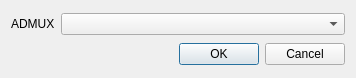
Qt form utilities/templates/dio_adcConfig.ui (csparkresearch/KuttyPy-GUI) before a commit.
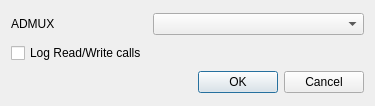
The same form after that commit.

```diff
--- a/utilities/templates/dio_adcConfig.ui
+++ b/utilities/templates/dio_adcConfig.ui
@@ -6,8 +6,8 @@
    <rect>
     <x>0</x>
     <y>0</y>
-    <width>356</width>
-    <height>78</height>
+    <width>375</width>
+    <height>106</height>
    </rect>
   </property>
   <property name="windowTitle">
@@ -30,7 +30,7 @@
    <item row="0" column="1">
     <widget class="QComboBox" name="options"/>
    </item>
-   <item row="1" column="0" colspan="2">
+   <item row="3" column="0" colspan="2">
     <widget class="QDialogButtonBox" name="buttonBox">
      <property name="orientation">
       <enum>Qt::Horizontal</enum>
@@ -40,6 +40,13 @@
      </property>
     </widget>
    </item>
+   <item row="1" column="0">
+    <widget class="QCheckBox" name="log">
+     <property name="text">
+      <string>Log Read/Write calls</string>
+     </property>
+    </widget>
+   </item>
   </layout>
  </widget>
  <resources/>
```
